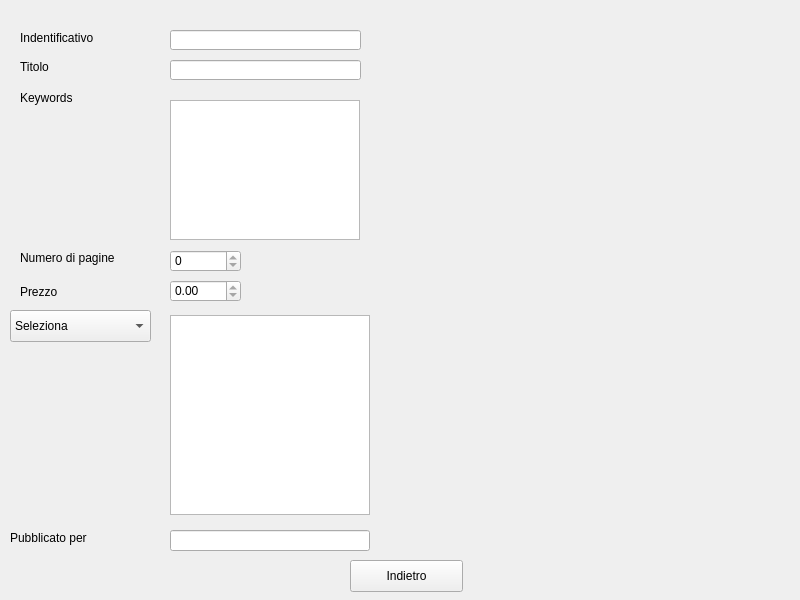
Above: Progetto/dialog.ui from marcovirgillo/ProgettoPO before the change. Below: the same form after it.
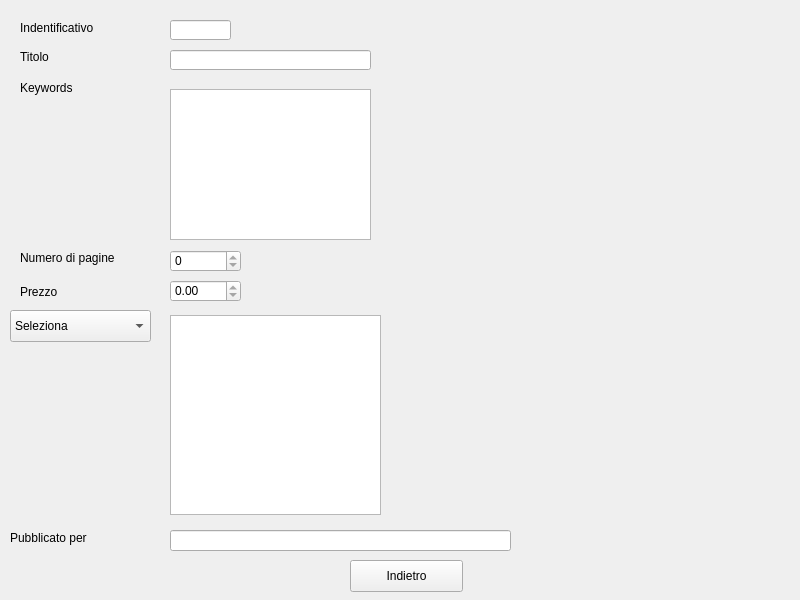
That is the form after the change. The open tabs and pages were chosen to show the change.

Diff of the .ui file:
```diff
--- a/Progetto/dialog.ui
+++ b/Progetto/dialog.ui
@@ -304,8 +304,8 @@
      <property name="geometry">
       <rect>
        <x>170</x>
-       <y>60</y>
-       <width>191</width>
+       <y>50</y>
+       <width>201</width>
        <height>20</height>
       </rect>
      </property>
@@ -317,7 +317,7 @@
      <property name="geometry">
       <rect>
        <x>20</x>
-       <y>60</y>
+       <y>50</y>
        <width>47</width>
        <height>13</height>
       </rect>
@@ -359,7 +359,7 @@
      <property name="geometry">
       <rect>
        <x>20</x>
-       <y>90</y>
+       <y>80</y>
        <width>71</width>
        <height>16</height>
       </rect>
@@ -388,7 +388,7 @@
      <property name="geometry">
       <rect>
        <x>20</x>
-       <y>30</y>
+       <y>20</y>
        <width>91</width>
        <height>16</height>
       </rect>
@@ -401,8 +401,8 @@
      <property name="geometry">
       <rect>
        <x>170</x>
-       <y>30</y>
-       <width>191</width>
+       <y>20</y>
+       <width>61</width>
        <height>20</height>
       </rect>
      </property>
@@ -428,7 +428,7 @@
       <rect>
        <x>170</x>
        <y>315</y>
-       <width>200</width>
+       <width>211</width>
        <height>200</height>
       </rect>
      </property>
@@ -476,7 +476,7 @@
       <rect>
        <x>170</x>
        <y>530</y>
-       <width>200</width>
+       <width>341</width>
        <height>21</height>
       </rect>
      </property>
@@ -488,9 +488,9 @@
      <property name="geometry">
       <rect>
        <x>170</x>
-       <y>100</y>
-       <width>190</width>
-       <height>140</height>
+       <y>89</y>
+       <width>201</width>
+       <height>151</height>
       </rect>
      </property>
     </widget>
```
Left out of the diff: 10 changed lines with no effect on the pictures.
